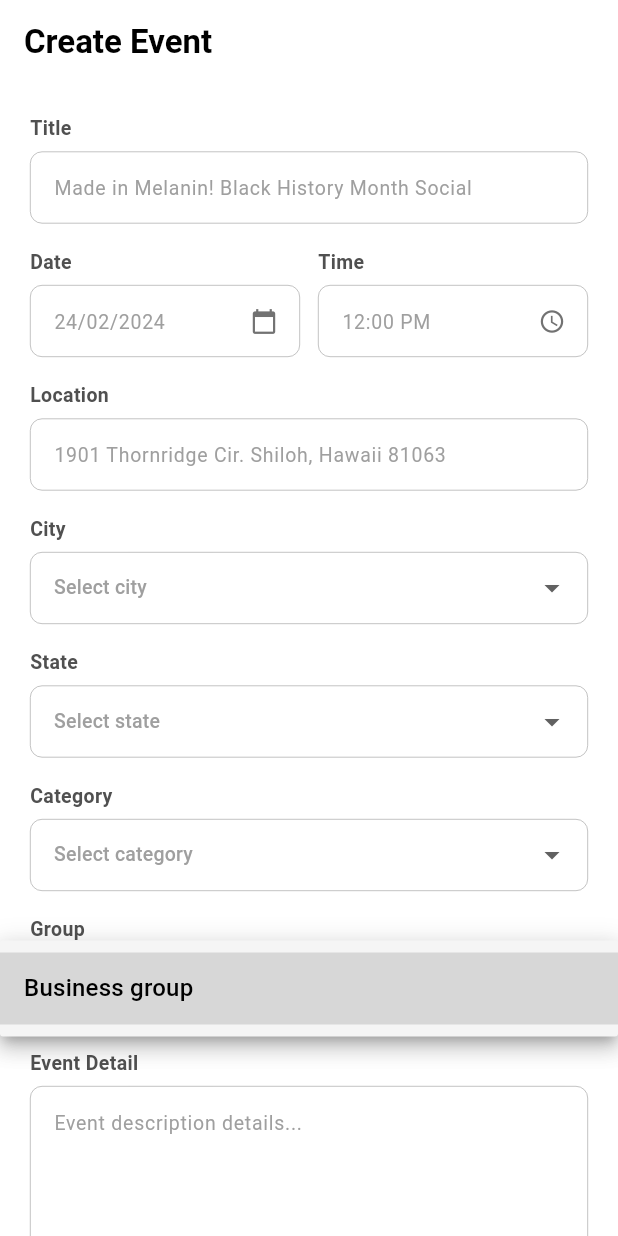
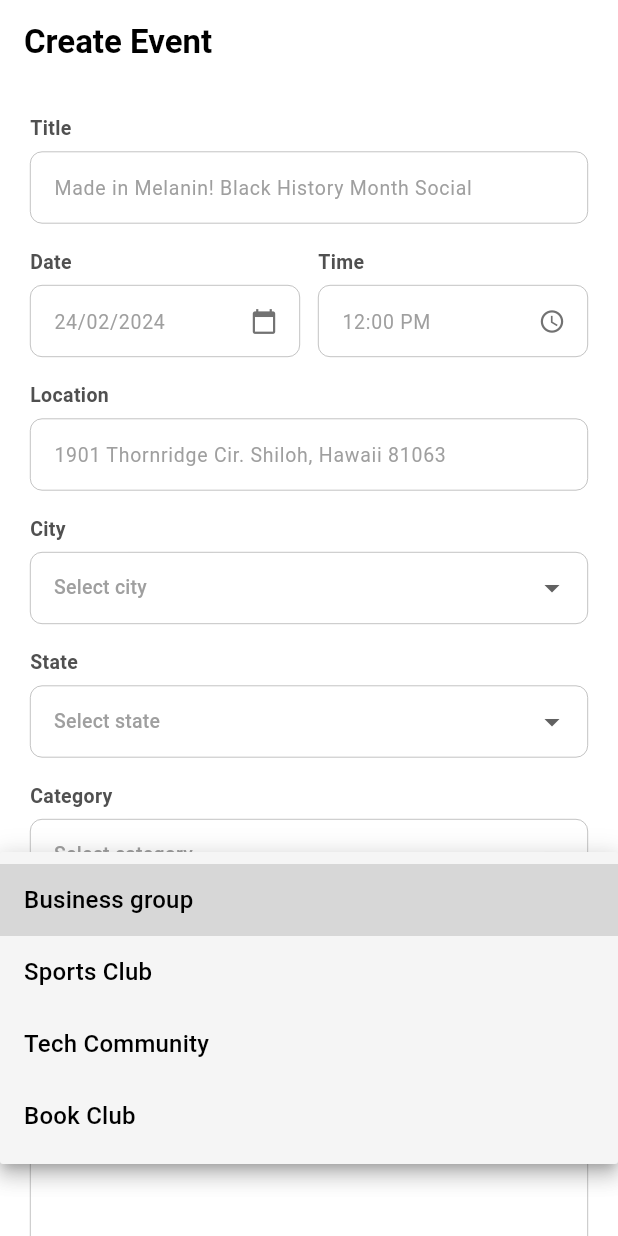
Before and after one commit to Muhammad-Junaid23/Event_Management_App, a Flutter app: the CreateEventScreen screen opened by its route, after a tap on "Business group", on a phone screen of 412 x 824 dp. Run offline on Flutter 3.47's test engine with Material 3 defaults, Android fonts, the phone set to English and light mode, and no system bars; our stand-ins replace cloud_firestore, firebase_auth, firebase_core, firebase_messaging, firebase_storage, flutter_riverpod and 5 more; accounts and stored records are empty.

Commit message:
fix-groups added in create event screen

```diff
--- a/lib/features/event_details/presentation/create_event_screen.dart
+++ b/lib/features/event_details/presentation/create_event_screen.dart
@@ -87,6 +87,9 @@ class _CreateEventScreenState extends ConsumerState<CreateEventScreen> {
   ];
   static const _groups = [
     {'id': 'grp_1', 'name': 'Business group'},
+    {'id': 'grp_2', 'name': 'Sports Club'},
+    {'id': 'grp_3', 'name': 'Tech Community'},
+    {'id': 'grp_4', 'name': 'Book Club'},
   ];
 
   @override
```
